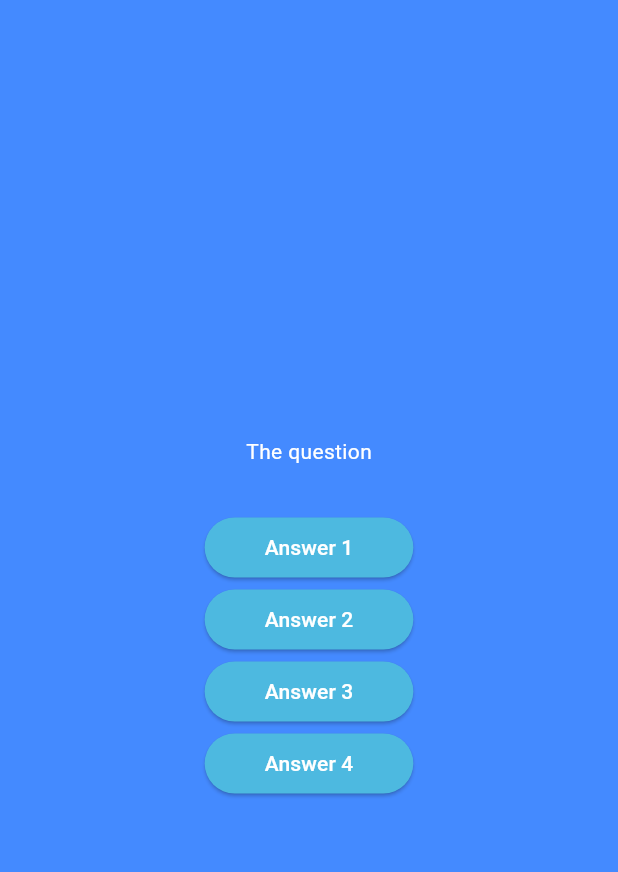
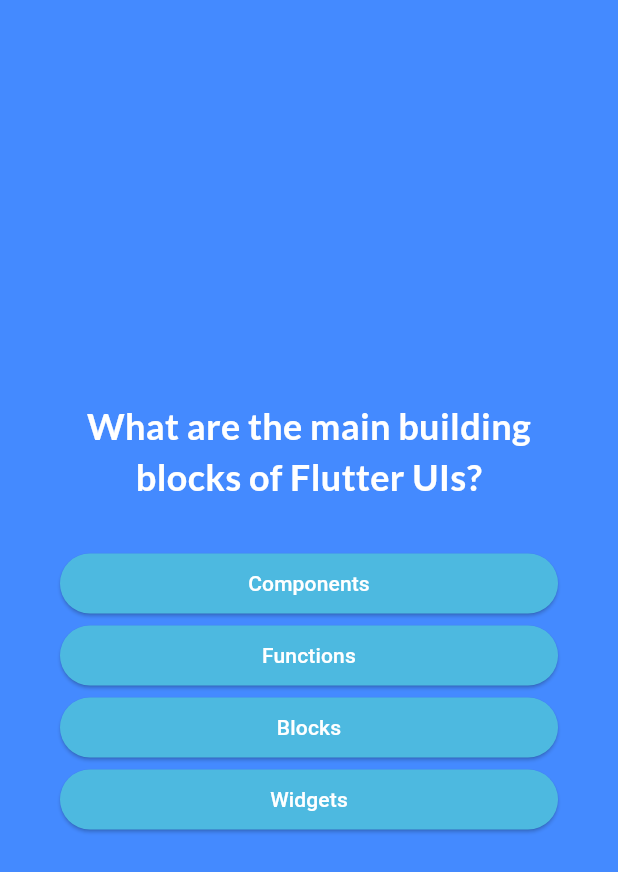
Before and after one commit to AdrianoSantana/quiz-app, a Flutter app: the screen it shows after launch, after a tap on "Start Quiz", on a phone screen of 412 x 824 dp. Shown: the top 872 px of the screen. Run offline on Flutter 3.47's test engine with Material 3 defaults, Android fonts, the phone set to English and light mode, and no system bars; our stand-ins replace google_fonts.

Commit message:
feat: adicionado fonts e renderizando perguntas de maneira correta

```diff
--- a/lib/components/answer_button.dart
+++ b/lib/components/answer_button.dart
@@ -19,7 +19,7 @@ class AnswerButton extends StatelessWidget {
         shape: RoundedRectangleBorder(borderRadius: BorderRadius.circular(40)),
         padding: EdgeInsets.symmetric(vertical: 10, horizontal: 40),
       ),
-      child: Text(answerText),
+      child: Text(answerText, textAlign: TextAlign.center, style: TextStyle()),
     );
   }
 }
--- a/lib/models/quiz_question.dart
+++ b/lib/models/quiz_question.dart
@@ -3,4 +3,11 @@ class QuizQuestion {
   final List<String> answers;
 
   const QuizQuestion(this.text, this.answers);
+
+  List<String> getShuffledAnswers() {
+    final shuffledList = List.of(answers);
+    shuffledList.shuffle();
+
+    return shuffledList;
+  }
 }
--- a/lib/screens/question_screen.dart
+++ b/lib/screens/question_screen.dart
@@ -1,5 +1,8 @@
 import 'package:flutter/material.dart';
+import 'package:google_fonts/google_fonts.dart';
 import 'package:quiz/components/answer_button.dart';
+import 'package:quiz/data/questions.dart';
+import 'package:quiz/models/quiz_question.dart';
 
 class QuestionScreen extends StatefulWidget {
   const QuestionScreen({super.key});
@@ -9,23 +12,45 @@ class QuestionScreen extends StatefulWidget {
 }
 
 class _QuestionScreenState extends State<QuestionScreen> {
-  void onAnswer() {}
+  var currentQuestionIndex = 0;
+
+  void onAnswer() {
+    bool isLastQuestion = currentQuestionIndex == questions.length - 1;
+    if (isLastQuestion == false) {
+      setState(() {
+        currentQuestionIndex += 1;
+      });
+    }
+  }
 
   @override
   Widget build(BuildContext context) {
+    final QuizQuestion currentQuestion = questions[currentQuestionIndex];
+
     return Container(
       color: Colors.blueAccent,
       width: double.infinity,
-      child: Column(
-        mainAxisAlignment: MainAxisAlignment.center,
-        children: [
-          Text('The question', style: TextStyle(color: Colors.white)),
-          SizedBox(height: 30),
-          AnswerButton(answerText: 'Answer 1', onTap: onAnswer),
-          AnswerButton(answerText: 'Answer 2', onTap: onAnswer),
-          AnswerButton(answerText: 'Answer 3', onTap: onAnswer),
-          AnswerButton(answerText: 'Answer 4', onTap: onAnswer),
-        ],
+      child: Container(
+        margin: EdgeInsets.all(40.0),
+        child: Column(
+          mainAxisAlignment: MainAxisAlignment.center,
+          crossAxisAlignment: CrossAxisAlignment.stretch,
+          children: [
+            Text(
+              currentQuestion.text,
+              style: GoogleFonts.lato(
+                color: Colors.white,
+                fontSize: 24,
+                fontWeight: FontWeight.bold,
+              ),
+              textAlign: TextAlign.center,
+            ),
+            SizedBox(height: 30),
+            ...currentQuestion.getShuffledAnswers().map((answer) {
+              return AnswerButton(answerText: answer, onTap: onAnswer);
+            }),
+          ],
+        ),
       ),
     );
   }
--- a/pubspec.yaml
+++ b/pubspec.yaml
@@ -34,6 +34,7 @@ dependencies:
   # The following adds the Cupertino Icons font to your application.
   # Use with the CupertinoIcons class for iOS style icons.
   cupertino_icons: ^1.0.8
+  google_fonts: ^6.2.1
 
 dev_dependencies:
   flutter_test:
```
Also changed, not shown: pubspec.lock, 1 other file.
